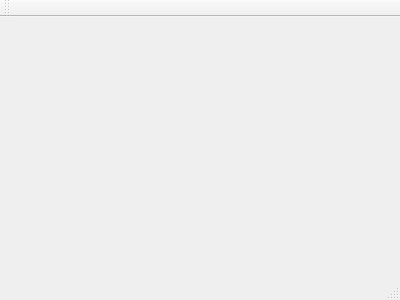
KeRNeLith/Single-Multi-Objective-Genetic-Algorithm, file GUIGeneticAlgorithms/gui/mainwindow.ui: the form before one commit.
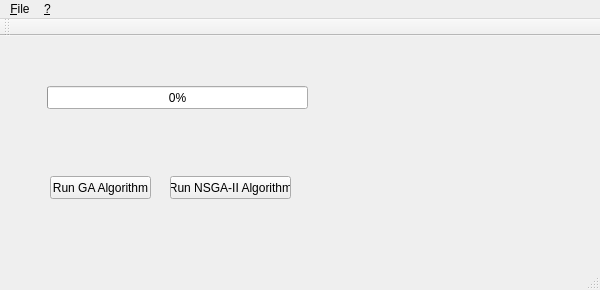
The form after the commit.

Commit message:
Begin GUI for project GUIGeneticAlgorithms.
Correct some mistakes in GA-NSGAII main.cpp

```diff
--- a/GUIGeneticAlgorithms/gui/mainwindow.ui
+++ b/GUIGeneticAlgorithms/gui/mainwindow.ui
@@ -1,24 +1,122 @@
 <ui version="4.0">
  <class>MainWindow</class>
- <widget class="QMainWindow" name="MainWindow" >
-  <property name="geometry" >
+ <widget class="QMainWindow" name="MainWindow">
+  <property name="geometry">
    <rect>
     <x>0</x>
     <y>0</y>
-    <width>400</width>
-    <height>300</height>
+    <width>600</width>
+    <height>290</height>
    </rect>
   </property>
-  <property name="windowTitle" >
-   <string>MainWindow</string>
+  <property name="minimumSize">
+   <size>
+    <width>600</width>
+    <height>290</height>
+   </size>
   </property>
-  <widget class="QMenuBar" name="menuBar" />
-  <widget class="QToolBar" name="mainToolBar" />
-  <widget class="QWidget" name="centralWidget" />
-  <widget class="QStatusBar" name="statusBar" />
+  <property name="windowTitle">
+   <string>GA - NSGA-II</string>
+  </property>
+  <widget class="QWidget" name="centralWidget">
+   <widget class="QProgressBar" name="algorithmProgressBar">
+    <property name="geometry">
+     <rect>
+      <x>47</x>
+      <y>50</y>
+      <width>261</width>
+      <height>23</height>
+     </rect>
+    </property>
+    <property name="value">
+     <number>0</number>
+    </property>
+   </widget>
+   <widget class="QPushButton" name="gaPushButton">
+    <property name="geometry">
+     <rect>
+      <x>50</x>
+      <y>140</y>
+      <width>101</width>
+      <height>23</height>
+     </rect>
+    </property>
+    <property name="text">
+     <string>Run GA Algorithm</string>
+    </property>
+   </widget>
+   <widget class="QPushButton" name="nsga2PushButton">
+    <property name="geometry">
+     <rect>
+      <x>170</x>
+      <y>140</y>
+      <width>121</width>
+      <height>23</height>
+     </rect>
+    </property>
+    <property name="text">
+     <string>Run NSGA-II Algorithm</string>
+    </property>
+   </widget>
+  </widget>
+  <widget class="QMenuBar" name="menuBar">
+   <property name="geometry">
+    <rect>
+     <x>0</x>
+     <y>0</y>
+     <width>600</width>
+     <height>21</height>
+    </rect>
+   </property>
+   <widget class="QMenu" name="menu">
+    <property name="title">
+     <string>&amp;?</string>
+    </property>
+    <addaction name="action_About"/>
+    <addaction name="actionAbout_Qt"/>
+   </widget>
+   <widget class="QMenu" name="menu_File">
+    <property name="title">
+     <string>&amp;File</string>
+    </property>
+    <addaction name="action_Search_Params"/>
+    <addaction name="separator"/>
+    <addaction name="action_Quit"/>
+   </widget>
+   <addaction name="menu_File"/>
+   <addaction name="menu"/>
+  </widget>
+  <widget class="QToolBar" name="mainToolBar">
+   <attribute name="toolBarArea">
+    <enum>TopToolBarArea</enum>
+   </attribute>
+   <attribute name="toolBarBreak">
+    <bool>false</bool>
+   </attribute>
+  </widget>
+  <widget class="QStatusBar" name="statusBar"/>
+  <action name="action_About">
+   <property name="text">
+    <string>&amp;About</string>
+   </property>
+  </action>
+  <action name="actionAbout_Qt">
+   <property name="text">
+    <string>About &amp;Qt</string>
+   </property>
+  </action>
+  <action name="action_Quit">
+   <property name="text">
+    <string>&amp;Quit</string>
+   </property>
+  </action>
+  <action name="action_Search_Params">
+   <property name="text">
+    <string>&amp;Search Params</string>
+   </property>
+  </action>
  </widget>
- <layoutDefault spacing="6" margin="11" />
- <pixmapfunction></pixmapfunction>
+ <layoutdefault spacing="6" margin="11"/>
  <resources/>
  <connections/>
 </ui>
```
Left out of the diff: 1 changed line with no effect on the pictures. The commit also changes 10 other files.
